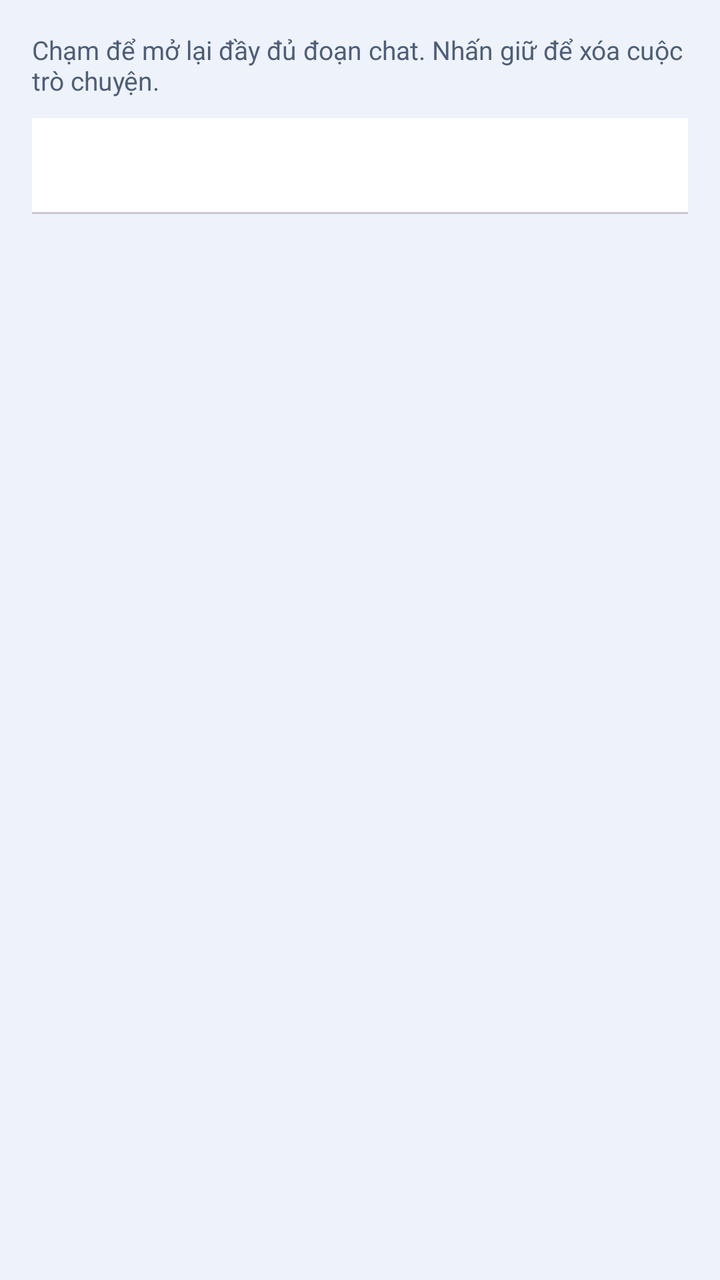
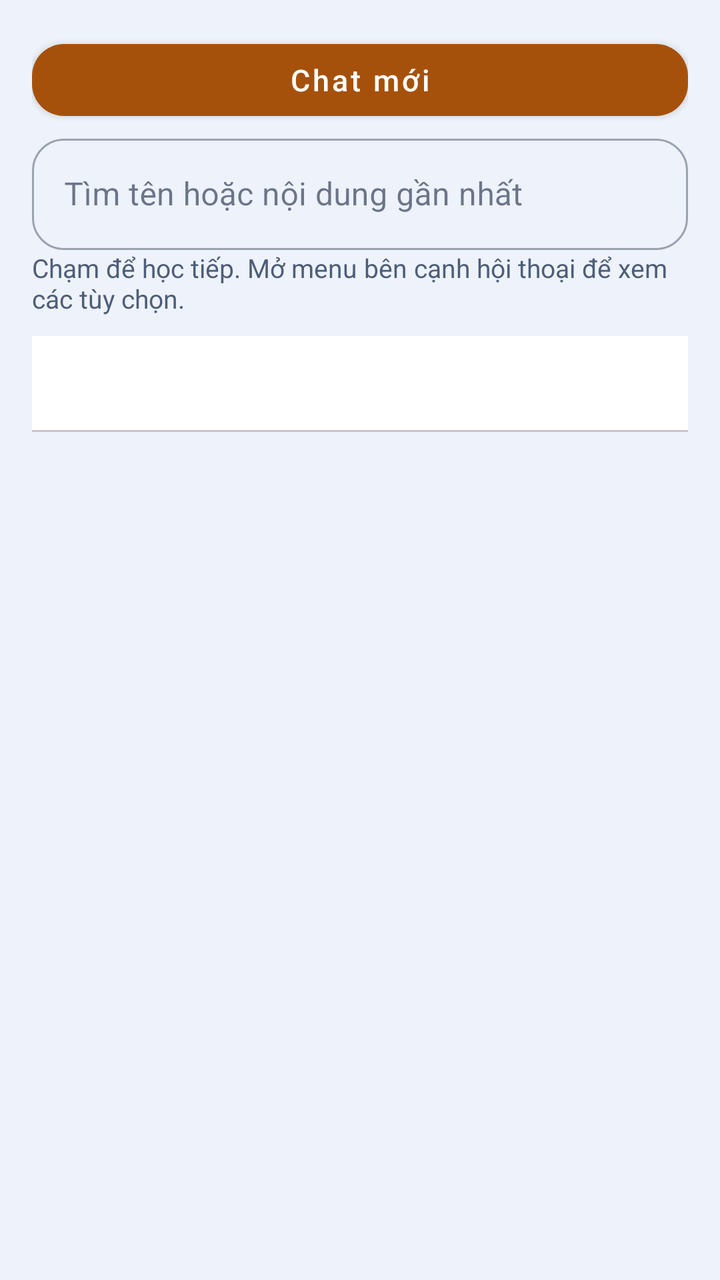

The first picture is an Android layout as it rendered before a commit; the second is the same layout after the commit. The layout source and the unified diff follow.
<!-- AndroidManifest.xml: application theme Theme.HistoryModule -->
<!-- res/layout/history_fragment_conversations.xml -->
<?xml version="1.0" encoding="utf-8"?>
<LinearLayout xmlns:android="http://schemas.android.com/apk/res/android"
    xmlns:app="http://schemas.android.com/apk/res-auto"
    android:layout_width="match_parent"
    android:layout_height="match_parent"
    android:background="@color/history_background"
    android:orientation="vertical"
    android:padding="16dp">

    <TextView
        android:layout_width="match_parent"
        android:layout_height="wrap_content"
        android:text="@string/history_conv_instruction"
        android:textColor="@color/history_text_secondary"
        android:textSize="13sp" />

    <com.google.android.material.tabs.TabLayout
        android:id="@+id/history_tabs"
        android:layout_width="match_parent"
        android:layout_height="wrap_content"
        android:layout_marginTop="10dp"
        app:tabGravity="fill"
        app:tabMode="scrollable" />

    <TextView
        android:id="@+id/tvHistoryEmpty"
        android:layout_width="match_parent"
        android:layout_height="wrap_content"
        android:layout_marginTop="32dp"
        android:gravity="center"
        android:text="@string/history_conv_empty"
        android:textColor="@color/history_text_hint"
        android:visibility="gone" />

    <androidx.recyclerview.widget.RecyclerView
        android:id="@+id/recycler_chat_history"
        android:layout_width="match_parent"
        android:layout_height="0dp"
        android:layout_marginTop="8dp"
        android:layout_weight="1" />
</LinearLayout>
<!-- resources referenced by this layout -->
<resources>
  <color name="history_background">#EEF2FA</color>
  <color name="history_text_hint">#5D6C85</color>
  <color name="history_text_secondary">#4D5E78</color>
  <string name="history_conv_empty">Chưa có hội thoại trong khoảng thời gian này.</string>
  <string name="history_conv_instruction">Chạm để mở lại đầy đủ đoạn chat. Nhấn giữ để xóa cuộc trò chuyện.</string>
  <style name="Theme.HistoryModule" parent="Base.Theme.HistoryModule" />
  <style name="Base.Theme.HistoryModule" parent="Theme.Material3.DayNight.NoActionBar">
  
  
      <item name="colorPrimary">@color/history_accent_blue</item><item name="colorSurface">@color/history_surface</item><item name="colorOnSurface">@color/history_text_primary</item><item name="android:windowBackground">@color/history_background</item><item name="android:statusBarColor">@color/history_background</item><item name="android:navigationBarColor">@color/history_surface</item><item name="android:fontFamily">sans-serif</item><item name="android:textColorPrimary">@color/history_text_primary</item><item name="android:textColorSecondary">@color/history_text_secondary</item><item name="materialButtonStyle">@style/MentorHistoryButton</item><item name="textInputStyle">@style/MentorHistoryInput</item><item name="android:windowAnimationStyle">@style/MentorWindowAnimation</item><item name="colorPrimaryContainer">@color/mentor_history_container</item><item name="colorOnPrimaryContainer">@color/history_text_primary</item></style>
  <color name="history_accent_blue">#A6510B</color>
  <color name="history_surface">#FFFFFF</color>
  <color name="history_text_primary">#14213D</color>
  <style name="MentorHistoryButton" parent="Widget.MaterialComponents.Button">
          <item name="backgroundTint">@color/mentor_history_button</item><item name="android:textColor">#FFFFFF</item><item name="cornerRadius">16dp</item><item name="android:minHeight">52dp</item>
          <item name="android:textAllCaps">false</item><item name="android:textSize">15sp</item>
          <item name="android:fontFamily">sans-serif-medium</item>
      </style>
  <style name="MentorHistoryInput" parent="Widget.MaterialComponents.TextInputLayout.OutlinedBox">
          <item name="boxCornerRadiusTopStart">16dp</item><item name="boxCornerRadiusTopEnd">16dp</item>
          <item name="boxCornerRadiusBottomStart">16dp</item><item name="boxCornerRadiusBottomEnd">16dp</item>
      </style>
  <style name="MentorWindowAnimation"><item name="android:activityOpenEnterAnimation">@anim/mentor_enter</item><item name="android:activityOpenExitAnimation">@anim/mentor_exit</item><item name="android:activityCloseEnterAnimation">@anim/mentor_enter</item><item name="android:activityCloseExitAnimation">@anim/mentor_exit</item></style>
  <color name="mentor_history_container">#FFE5BF</color>
  <color name="mentor_history_button">#A6510B</color>
</resources>

<!-- the commit's change to res/layout/history_fragment_conversations.xml (unified diff, before → after) -->
@@ -7,6 +7,19 @@
     android:orientation="vertical"
     android:padding="16dp">
 
+    <com.google.android.material.button.MaterialButton
+        android:id="@+id/history_new_conversation"
+        android:layout_width="match_parent" android:layout_height="wrap_content"
+        android:minHeight="48dp" android:textAllCaps="false"
+        android:text="@string/history_chat_btn_new_chat" />
+    <com.google.android.material.textfield.TextInputLayout
+        android:layout_width="match_parent" android:layout_height="wrap_content"
+        android:hint="@string/history_search_hint" app:endIconMode="clear_text">
+        <com.google.android.material.textfield.TextInputEditText
+            android:id="@+id/history_search"
+            android:layout_width="match_parent" android:layout_height="wrap_content"
+            android:minHeight="48dp" android:inputType="text" android:maxLines="1" />
+    </com.google.android.material.textfield.TextInputLayout>
     <TextView
         android:layout_width="match_parent"
         android:layout_height="wrap_content"
<!-- resource entries referenced after the edit -->
@@ -3,8 +3,10 @@
   <color name="history_background">#EEF2FA</color>
   <color name="history_text_hint">#5D6C85</color>
   <color name="history_text_secondary">#4D5E78</color>
+  <string name="history_chat_btn_new_chat">Chat mới</string>
   <string name="history_conv_empty">Chưa có hội thoại trong khoảng thời gian này.</string>
-  <string name="history_conv_instruction">Chạm để mở lại đầy đủ đoạn chat. Nhấn giữ để xóa cuộc trò chuyện.</string>
+  <string name="history_conv_instruction">Chạm để học tiếp. Mở menu bên cạnh hội thoại để xem các tùy chọn.</string>
+  <string name="history_search_hint">Tìm tên hoặc nội dung gần nhất</string>
   <style name="Theme.HistoryModule" parent="Base.Theme.HistoryModule" />
   <style name="Base.Theme.HistoryModule" parent="Theme.Material3.DayNight.NoActionBar">
   
